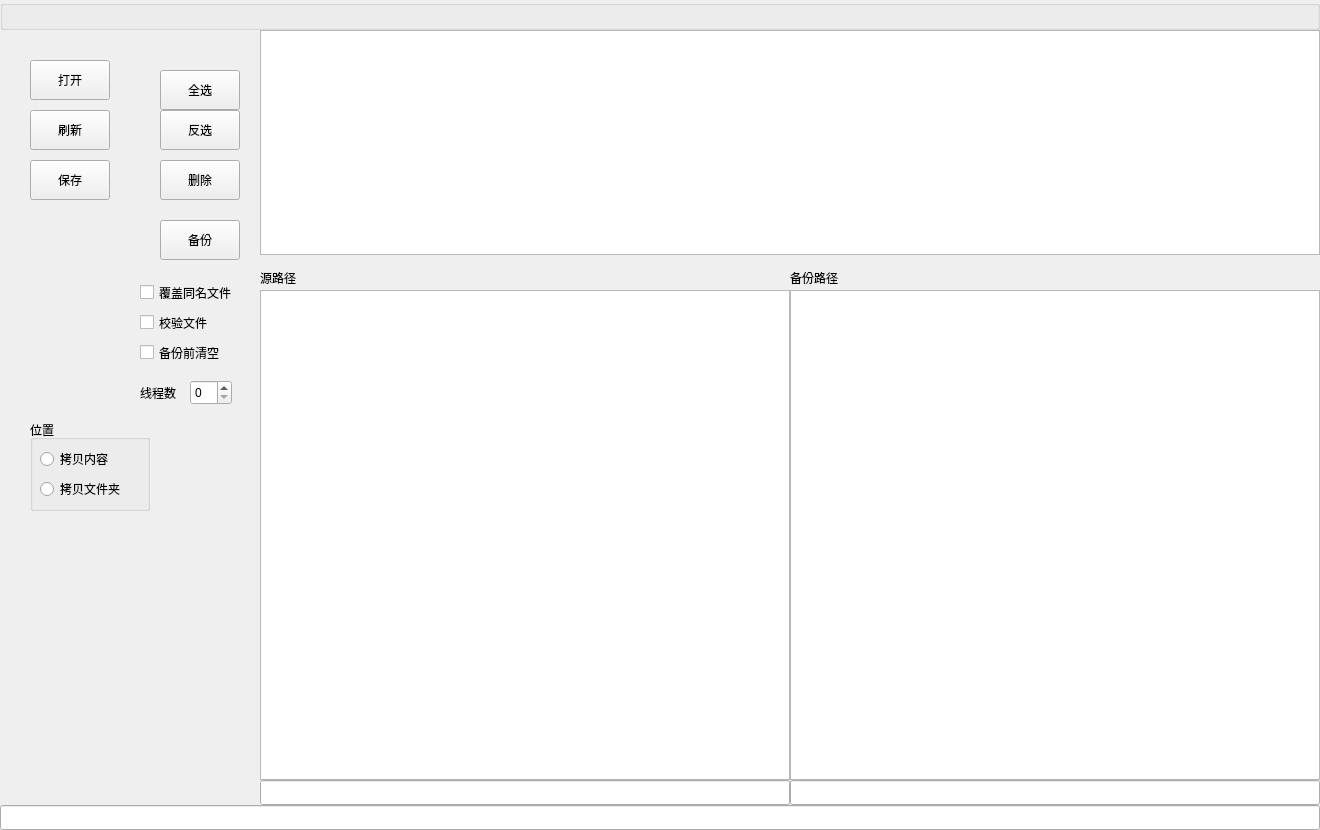
Old version of the form src/gui/mainui.ui in the repository realth000/backtoop.
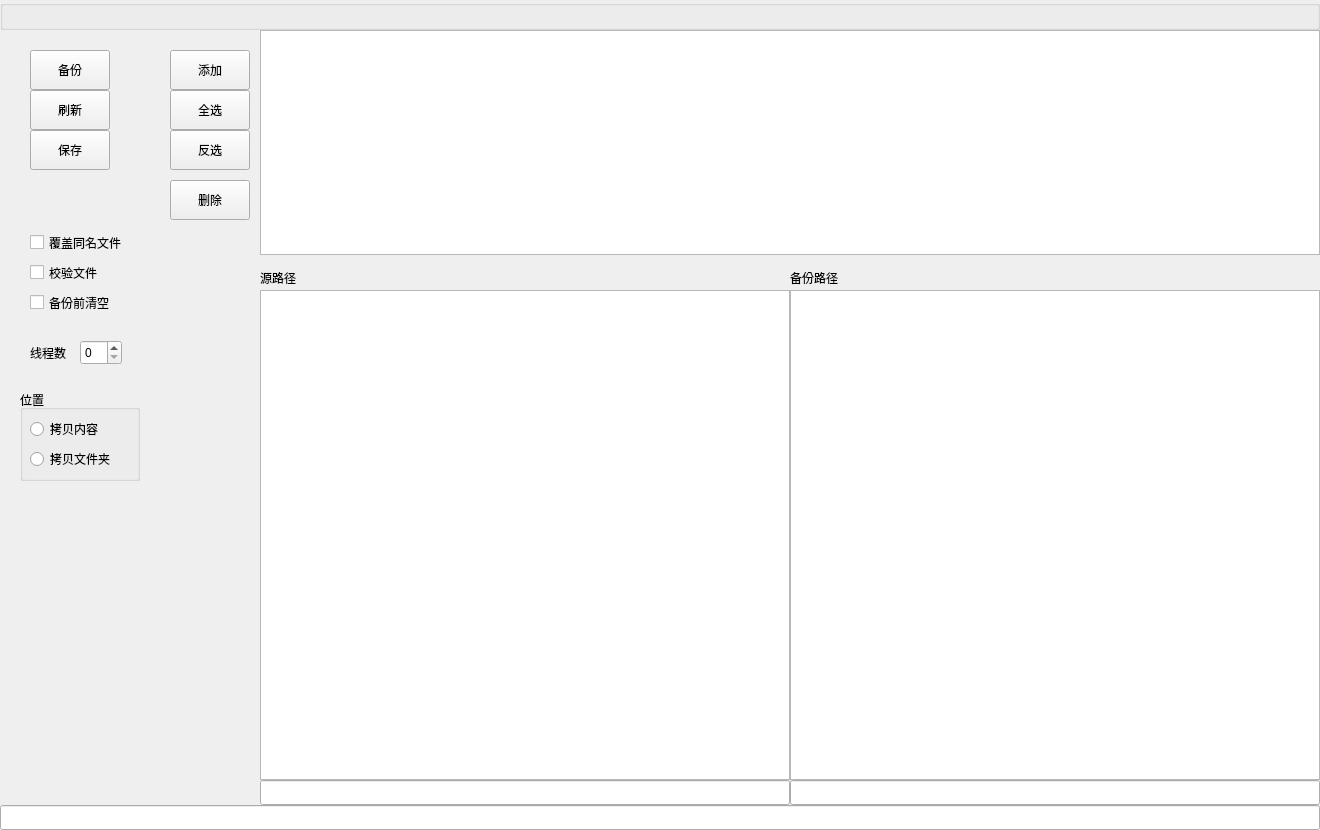
New version of the form. Custom widgets are drawn as their Qt base class.

Commit message:
feat(CopyProgress):新增添加路径功能
新增：
    新增添加路径功能

优化：
    优化部分文字表述
    调整界面

The edit to the form file:
```diff
--- a/src/gui/mainui.ui
+++ b/src/gui/mainui.ui
@@ -115,8 +115,8 @@
   <widget class="QCheckBox" name="replaceFileCheckBox">
    <property name="geometry">
     <rect>
-     <x>140</x>
-     <y>280</y>
+     <x>30</x>
+     <y>230</y>
      <width>101</width>
      <height>25</height>
     </rect>
@@ -128,8 +128,8 @@
   <widget class="QCheckBox" name="checkSumCheckBox">
    <property name="geometry">
     <rect>
-     <x>140</x>
-     <y>310</y>
+     <x>30</x>
+     <y>260</y>
      <width>101</width>
      <height>25</height>
     </rect>
@@ -141,8 +141,8 @@
   <widget class="QPushButton" name="startBackupButton">
    <property name="geometry">
     <rect>
-     <x>160</x>
-     <y>220</y>
+     <x>30</x>
+     <y>50</y>
      <width>80</width>
      <height>40</height>
     </rect>
@@ -154,8 +154,8 @@
   <widget class="QCheckBox" name="resetDirCheckBox">
    <property name="geometry">
     <rect>
-     <x>140</x>
-     <y>340</y>
+     <x>30</x>
+     <y>290</y>
      <width>101</width>
      <height>25</height>
     </rect>
@@ -167,8 +167,8 @@
   <widget class="QSpinBox" name="cpThreadSpinBox">
    <property name="geometry">
     <rect>
-     <x>190</x>
-     <y>380</y>
+     <x>80</x>
+     <y>340</y>
      <width>42</width>
      <height>25</height>
     </rect>
@@ -177,8 +177,8 @@
   <widget class="QLabel" name="label">
    <property name="geometry">
     <rect>
-     <x>140</x>
-     <y>380</y>
+     <x>30</x>
+     <y>340</y>
      <width>41</width>
      <height>25</height>
     </rect>
@@ -190,8 +190,8 @@
   <widget class="QGroupBox" name="groupBox">
    <property name="geometry">
     <rect>
-     <x>30</x>
-     <y>420</y>
+     <x>20</x>
+     <y>390</y>
      <width>120</width>
      <height>91</height>
     </rect>
@@ -229,21 +229,21 @@
   <widget class="QPushButton" name="openPathTableJsonButton">
    <property name="geometry">
     <rect>
-     <x>30</x>
-     <y>60</y>
+     <x>170</x>
+     <y>50</y>
      <width>80</width>
      <height>40</height>
     </rect>
    </property>
    <property name="text">
-    <string>打开</string>
+    <string>添加</string>
    </property>
   </widget>
   <widget class="QPushButton" name="refreshPathTableButton">
    <property name="geometry">
     <rect>
      <x>30</x>
-     <y>110</y>
+     <y>90</y>
      <width>80</width>
      <height>40</height>
     </rect>
@@ -256,7 +256,7 @@
    <property name="geometry">
     <rect>
      <x>30</x>
-     <y>160</y>
+     <y>130</y>
      <width>80</width>
      <height>40</height>
     </rect>
@@ -268,8 +268,8 @@
   <widget class="QPushButton" name="deletePathsTableButton">
    <property name="geometry">
     <rect>
-     <x>160</x>
-     <y>160</y>
+     <x>170</x>
+     <y>180</y>
      <width>80</width>
      <height>40</height>
     </rect>
@@ -281,8 +281,8 @@
   <widget class="QPushButton" name="allSelectButton">
    <property name="geometry">
     <rect>
-     <x>160</x>
-     <y>70</y>
+     <x>170</x>
+     <y>90</y>
      <width>80</width>
      <height>40</height>
     </rect>
@@ -294,8 +294,8 @@
   <widget class="QPushButton" name="reverseSelectButton">
    <property name="geometry">
     <rect>
-     <x>160</x>
-     <y>110</y>
+     <x>170</x>
+     <y>130</y>
      <width>80</width>
      <height>40</height>
     </rect>
```
The commit also changes 9 other files.
